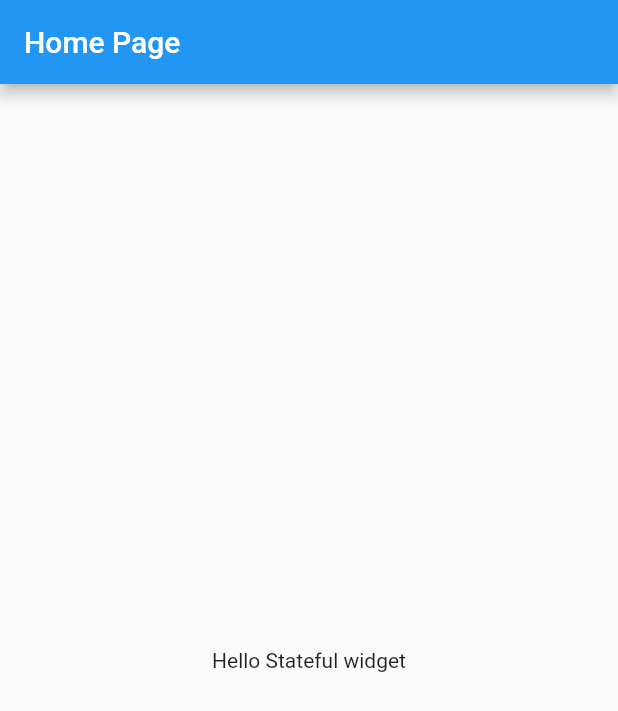
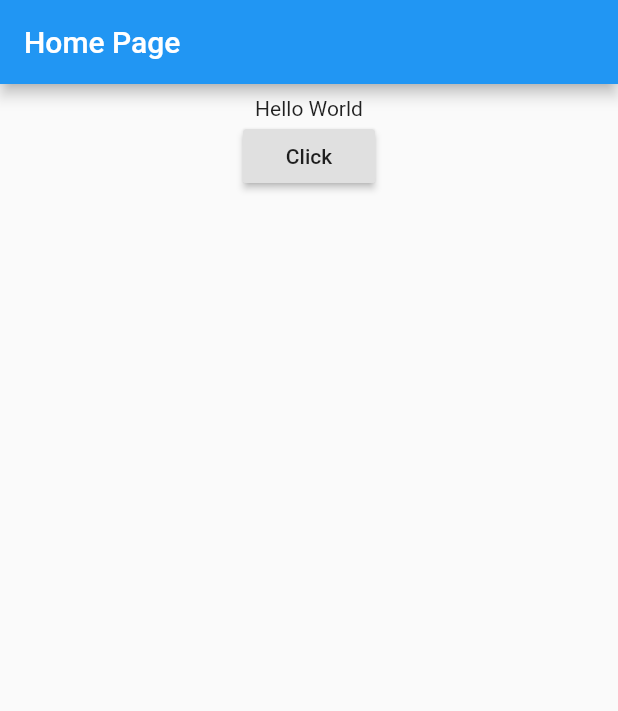
Before and after one commit to PawankumarPK/Flutter-App, a Flutter app: the screen it shows after launch, on a phone screen of 412 x 824 dp. Shown: the top 711 px of the screen. Run offline on Flutter 3.47's test engine with Material 2 defaults, Android fonts, the phone set to English and light mode, and no system bars.

Commit message:
Set state function use when button click

```diff
--- a/lib/main.dart
+++ b/lib/main.dart
@@ -20,13 +20,38 @@ class HomePage extends StatefulWidget {
 }
 
 class _HomePageState extends State<HomePage> {
+  String myText = "Hello World";
+
+  void changeText() {
+    setState(() {
+      if (myText.startsWith("H"))
+        myText = "Welcome to my app";
+      else {
+        myText = "Hello World";
+      }
+    });
+  }
+
+  Widget _bodyWidget() {
+    //Container is for give padding ,margin ,bgcolor etc
+    return new Container(
+        padding: const EdgeInsets.all(8.0),
+        child: new Center(
+          child: new Column(
+            children: <Widget>[
+              new Text(myText),
+              new RaisedButton(
+                child: new Text("Click"),
+                onPressed: changeText,
+              )
+            ],
+          ),
+        ));
+  }
+
   @override
   Widget build(BuildContext context) {
     return new Scaffold(
-      appBar: new AppBar(title: new Text("Home Page")),
-      body: new Center(
-        child: new Text("Hello Stateful widget"),
-      ),
-    );
+        appBar: new AppBar(title: new Text("Home Page")), body: _bodyWidget());
   }
 }
```
